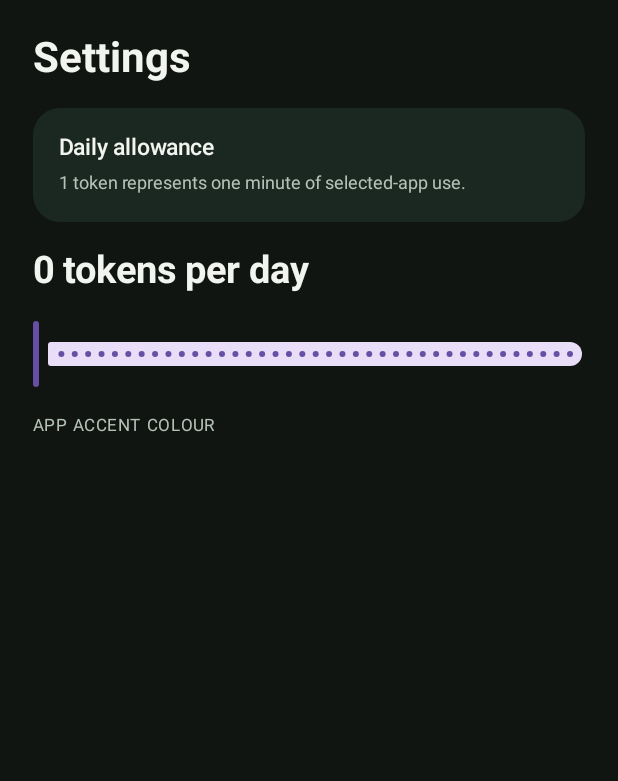
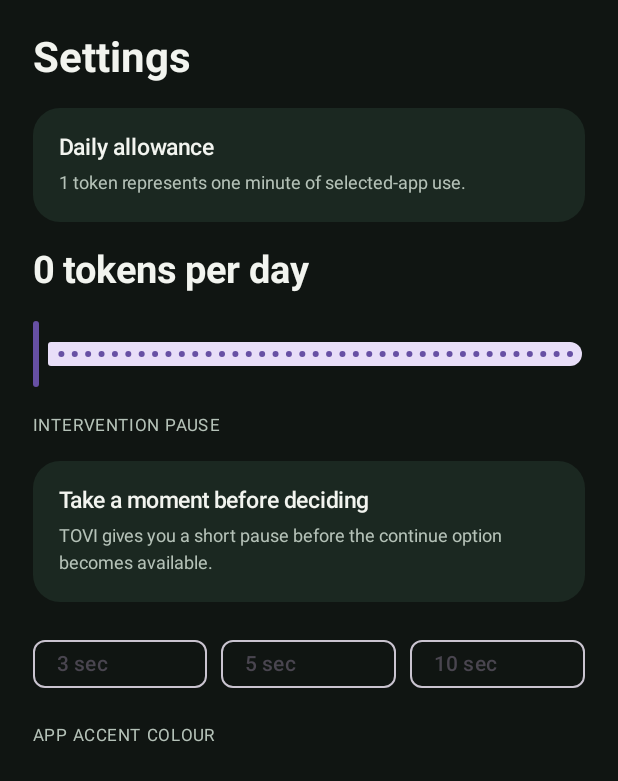
Before and after one commit to iy367-ux/TOVI, an Android app built with Jetpack Compose: the composable SettingsPage called with empty values, on a phone screen of 412 x 824 dp. Shown: the top 781 px of the screen. Run offline under Robolectric (Android 15) with nearby library versions, the phone set to English and light mode, and no system bars.

Commit message:
Add configurable intervention pause setting

```diff
--- a/app/src/main/java/com/limity/app/MainActivity.kt
+++ b/app/src/main/java/com/limity/app/MainActivity.kt
@@ -54,6 +54,7 @@ class MainActivity : ComponentActivity() {
             var chosen by remember { mutableStateOf(prefs.getStringSet("selected_apps", emptySet())?.toSet() ?: emptySet()) }
             var limit by remember { mutableFloatStateOf(prefs.getInt("daily_tokens", 120).toFloat()) }
             var accentIndex by remember { mutableIntStateOf(prefs.getInt("accent_index", 0)) }
+            var pauseSeconds by remember { mutableIntStateOf(prefs.getInt("pause_seconds", 5)) }
             var tab by remember { mutableIntStateOf(0) }
             var refreshKey by remember { mutableIntStateOf(0) }
             DisposableEffect(lifecycle) {
@@ -96,8 +97,9 @@ class MainActivity : ComponentActivity() {
                             0 -> HomePage(prefs.getInt("tokens_remaining", limit.toInt()), prefs.getInt("daily_tokens", limit.toInt()), UsageLedger.totalSeconds(this@MainActivity), UsageLedger.selectedAppSeconds(this@MainActivity, chosen), accent, apps.filter { it.pkg in chosen }, Modifier.padding(pad), refreshKey)
                             1 -> AppsPage(apps.filter { it.pkg in chosen }, { setup = true }, Modifier.padding(pad))
                             2 -> InsightsPage(this@MainActivity, chosen, apps, refreshKey, Modifier.padding(pad))
-                            else -> SettingsPage(limit, accentIndex, accents, { limit = it; prefs.edit().putInt("daily_tokens", it.toInt()).apply() },
-                                { accentIndex = it; prefs.edit().putInt("accent_index", it).apply() }, Modifier.padding(pad))
+                            else -> SettingsPage(limit, accentIndex, accents, pauseSeconds, { limit = it; prefs.edit().putInt("daily_tokens", it.toInt()).apply() },
+                                { accentIndex = it; prefs.edit().putInt("accent_index", it).apply() },
+                                { pauseSeconds = it; prefs.edit().putInt("pause_seconds", it).apply() }, Modifier.padding(pad))
                         }
                     }
                 }
@@ -311,8 +313,9 @@ private fun SimplePage(title: String, description: String, modifier: Modifier =
 
 @Composable
 private fun SettingsPage(
-    limit: Float, selected: Int, accents: List<Color>, onLimit: (Float) -> Unit,
-    onAccent: (Int) -> Unit, modifier: Modifier = Modifier
+    limit: Float, selected: Int, accents: List<Color>, pauseSeconds: Int,
+    onLimit: (Float) -> Unit, onAccent: (Int) -> Unit,
+    onPauseSeconds: (Int) -> Unit, modifier: Modifier = Modifier
 ) {
     val names = listOf("Sage", "Blue", "Purple", "Orange", "Rose", "Teal")
     Page(modifier) {
@@ -320,6 +323,14 @@ private fun SettingsPage(
         SetupCard("Daily allowance", "1 token represents one minute of selected-app use.")
         Text("${limit.toInt()} tokens per day", color = Ink, fontSize = 25.sp, fontWeight = FontWeight.Bold)
         Slider(value = limit, onValueChange = onLimit, valueRange = 15f..600f, steps = 38)
+        Text("INTERVENTION PAUSE", color = Muted, fontSize = 11.sp, letterSpacing = 1.sp)
+        SetupCard("Take a moment before deciding", "TOVI gives you a short pause before the continue option becomes available.")
+        Row(Modifier.fillMaxWidth(), horizontalArrangement = Arrangement.spacedBy(9.dp)) {
+            listOf(3, 5, 10).forEach { seconds ->
+                FilterChip(selected = pauseSeconds == seconds, onClick = { onPauseSeconds(seconds) },
+                    label = { Text("$seconds sec") }, modifier = Modifier.weight(1f))
+            }
+        }
         Text("APP ACCENT COLOUR", color = Muted, fontSize = 11.sp, letterSpacing = 1.sp)
         Row(Modifier.fillMaxWidth(), horizontalArrangement = Arrangement.SpaceBetween) {
             accents.forEachIndexed { i, color ->
```
